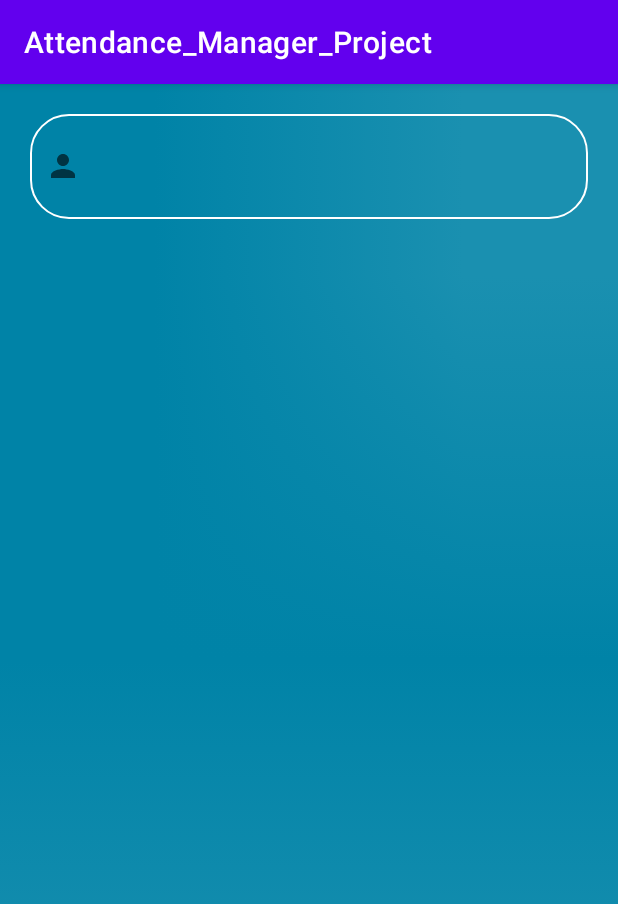
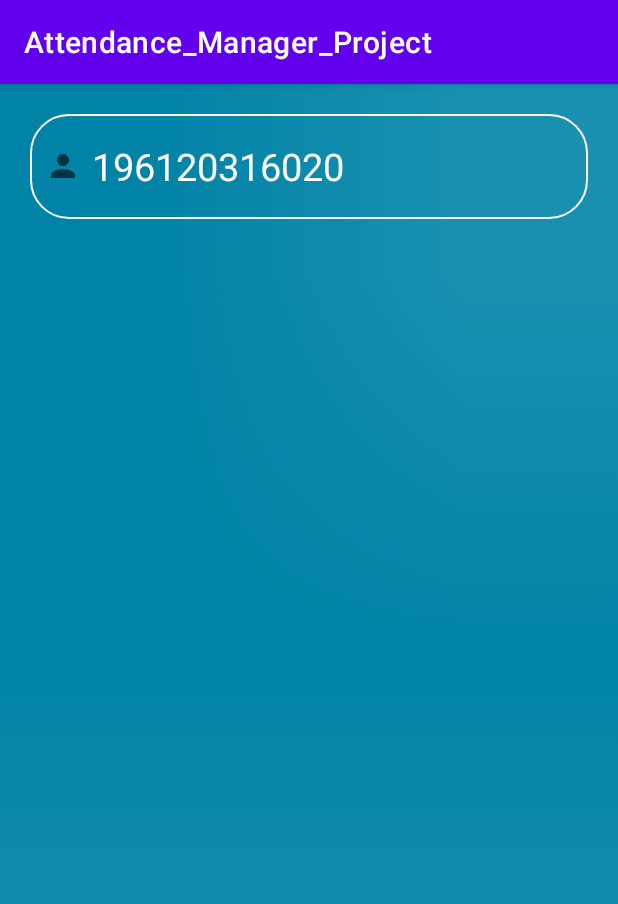
Before and after one commit to Ujas-Goti/Attendance_Manager_Try, an Android app: the Student1 screen opened directly, with no data from a screen before it, on a phone screen of 412 x 824 dp. Shown: the top 904 px of the screen. Run offline under Robolectric (Android 15) with nearby library versions, the phone set to English and light mode, and no system bars; our stand-ins replace Firebase (no records; nobody signed in at launch, a user with empty details on screens opened directly).

Commit message:
Student1 configured2

```diff
--- a/app/src/main/java/com/example/attendance_manager_try/Login_Activity.java
+++ b/app/src/main/java/com/example/attendance_manager_try/Login_Activity.java
@@ -43,6 +43,7 @@ public class Login_Activity extends AppCompatActivity {
         login = findViewById(R.id.login);
         singUp = findViewById(R.id.Signup);
         rememberMe = findViewById(R.id.Remember_Me);
+        rememberMe.setChecked(false);
 
         login.setOnClickListener(view -> {
             String username = entered_Username.getText().toString();
--- a/app/src/main/java/com/example/attendance_manager_try/Student1.java
+++ b/app/src/main/java/com/example/attendance_manager_try/Student1.java
@@ -7,6 +7,7 @@ import android.content.Intent;
 import android.content.SharedPreferences;
 import android.os.Bundle;
 import android.widget.EditText;
+import android.widget.TextView;
 import android.widget.Toast;
 
 import com.google.firebase.database.DataSnapshot;
@@ -16,7 +17,7 @@ import com.google.firebase.database.FirebaseDatabase;
 import com.google.firebase.database.ValueEventListener;
 
 public class Student1 extends AppCompatActivity {
-    EditText stenroll;
+    TextView stenroll;
     DatabaseReference d1;
     Login_Modal login_modal;
     @Override
@@ -24,21 +25,23 @@ public class Student1 extends AppCompatActivity {
         super.onCreate(savedInstanceState);
         setContentView(R.layout.activity_student1);
 
-        d1= FirebaseDatabase.getInstance().getReference().child("login_credentials");
-        d1.child(login_modal.getUsername()).addValueEventListener(new ValueEventListener() {
+       /* d1=FirebaseDatabase.getInstance().getReference().child("login_credentials");*/
+        Toast.makeText(this,"hii", Toast.LENGTH_SHORT).show();
+        /*d1.child(login_modal.getUsername()).addValueEventListener(new ValueEventListener() {
             @Override
             public void onDataChange(@NonNull DataSnapshot snapshot) {
-                stenroll.setText(snapshot.child("enroll").toString());
+                *//*stenroll.setText(snapshot.child("enroll").toString());*//*
+                Toast.makeText(Student1.this, "Hii", Toast.LENGTH_SHORT).show();
             }
 
             @Override
             public void onCancelled(@NonNull DatabaseError error) {
 
             }
-        });
+        });*/
     }
 
-    protected void onResume() {
+   /* protected void onResume() {
         super.onResume();
         SharedPreferences sharedPreferences = getSharedPreferences("login", MODE_PRIVATE);
         if (!sharedPreferences.getString("username", "not").equals("not")) {
@@ -49,5 +52,5 @@ public class Student1 extends AppCompatActivity {
             Toast.makeText(this, "Logged in Automatically", Toast.LENGTH_SHORT).show();
 
         }
-    }
+    }*/
 }
--- a/app/src/main/res/layout/activity_student1.xml
+++ b/app/src/main/res/layout/activity_student1.xml
@@ -8,15 +8,18 @@
     android:orientation="vertical"
     android:padding="20dp">
 
-        <EditText
+        <TextView
+            android:id="@+id/st1"
             android:layout_width="match_parent"
             android:layout_height="70dp"
-            android:id="@+id/st1"
+            android:layout_gravity="top|left"
+            android:background="@drawable/shapeemail"
             android:drawableLeft="@drawable/ic_baseline_person_24"
-            android:background="@drawable/shapeemail"
             android:drawablePadding="7dp"
-            android:layout_gravity="top|left"
-            />
+            android:gravity="center|left|center_vertical"
+            android:text="196120316020"
+            android:textColor="#FFFFFF"
+            android:textSize="25sp" />
 
 
 </LinearLayout>
```
